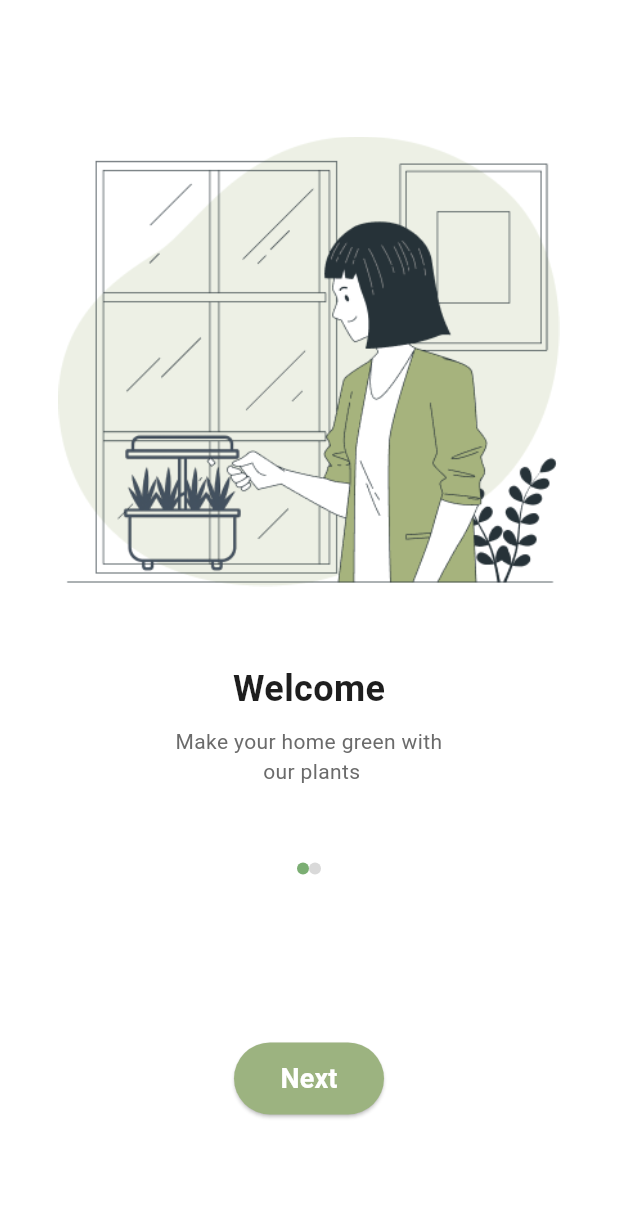
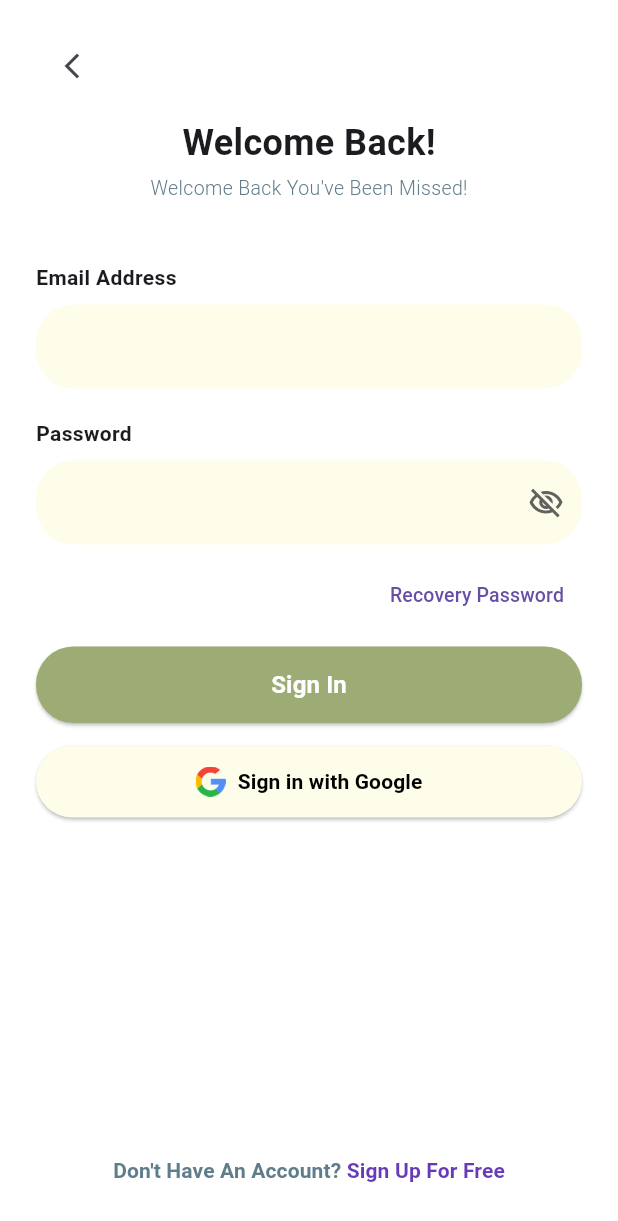
Before and after one commit to Shin-comsci/Growsistant, a Flutter app: the screen it shows after launch, on a phone screen of 412 x 824 dp. Shown: the top 1221 px of the screen. Run offline on Flutter 3.47's test engine with Material 3 defaults, Android fonts, the phone set to English and light mode, and no system bars; our stand-ins replace firebase_auth; missing offline and left inert: mobile_scanner, mqtt_client; accounts and stored records are empty; Roboto replaces fonts that are missing (Poppins).

Commit message:
Create Login page

```diff
--- a/lib/main.dart
+++ b/lib/main.dart
@@ -1,4 +1,5 @@
 import 'package:flutter/material.dart';
+import 'pages/login_page.dart';
 import 'pages/home_page.dart';
 import 'pages/water_page.dart';
 import 'pages/lightning_page.dart';
@@ -26,7 +27,9 @@ class SmartGardenApp extends StatelessWidget{
       ),
       initialRoute: '/',
       routes: {
-        '/': (context) => const on_Boarding(),
+        // '/': (context) => const on_Boarding(),
+        '/': (context) => const LoginPage(),
+        '/on_boarding': (context) => const on_Boarding(),
         '/scan': (context) => const ScanBarcodePage(),
         '/home': (context) => const HomePage(),
         '/water': (context) => const WaterPage(),
--- /dev/null
+++ b/lib/pages/login_page.dart
@@ -0,0 +1,226 @@
+import 'package:flutter/material.dart';
+//import 'package:google_fonts/google_fonts.dart';
+
+class LoginPage extends StatefulWidget {
+  const LoginPage({super.key});
+
+  @override
+  State<LoginPage> createState() => _LoginPageState();
+}
+
+class _LoginPageState extends State<LoginPage> {
+  bool _obscurePassword = true;
+
+  @override
+  Widget build(BuildContext context) {
+    return Scaffold(
+      backgroundColor: Colors.white,
+      body: SafeArea(
+        child: Padding(
+          padding: const EdgeInsets.symmetric(horizontal: 24, vertical: 20),
+          child: Column(
+            crossAxisAlignment: CrossAxisAlignment.start,
+            children: [
+              // Back button
+              IconButton(
+                icon: const Icon(Icons.arrow_back_ios_new, size: 20),
+                onPressed: () {},
+              ),
+
+              const SizedBox(height: 10),
+
+              // Title
+              Center(
+                child: Column(
+                  children: [
+                    Text(
+                      'Welcome Back!',
+                      style: TextStyle(
+                          fontSize: 24,
+                          fontWeight: FontWeight.bold
+                      ),
+                    ),
+                    const SizedBox(height: 4),
+                    Text(
+                      "Welcome Back You've Been Missed!",
+                      style: TextStyle(
+                          fontSize: 13,
+                          fontWeight: FontWeight.w300,
+                          color: Colors.blueGrey
+                      ),
+                      // style: GoogleFonts.poppins(
+                      //   fontSize: 13,
+                      //   color: Colors.grey[600],
+                      // ),
+                    ),
+                  ],
+                ),
+              ),
+
+              const SizedBox(height: 40),
+
+              // Email
+              Text(
+                'Email Address',
+                style: TextStyle(
+                  fontSize: 14,
+                  fontWeight: FontWeight.bold
+                ),
+                // style: GoogleFonts.poppins(
+                //   fontSize: 14,
+                //   fontWeight: FontWeight.w500,
+                //   color: Colors.grey[800],
+                // ),
+              ),
+              const SizedBox(height: 8),
+              TextField(
+                keyboardType: TextInputType.emailAddress,
+                decoration: InputDecoration(
+                  filled: true,
+                  fillColor: const Color(0xFFFDFDE9),
+                  border: OutlineInputBorder(
+                    borderRadius: BorderRadius.circular(25),
+                    borderSide: BorderSide.none,
+                  ),
+                ),
+              ),
+
+              const SizedBox(height: 20),
+
+              // Password
+              Text(
+                'Password',
+                style: TextStyle(
+                    fontSize: 14,
+                    fontWeight: FontWeight.bold
+                ),
+              ),
+              const SizedBox(height: 8),
+              TextField(
+                obscureText: _obscurePassword,
+                decoration: InputDecoration(
+                  filled: true,
+                  fillColor: const Color(0xFFFDFDE9),
+                  suffixIcon: IconButton(
+                    icon: Icon(
+                      _obscurePassword
+                          ? Icons.visibility_off_outlined
+                          : Icons.visibility_outlined,
+                      color: Colors.grey[700],
+                    ),
+                    onPressed: () {
+                      setState(() {
+                        _obscurePassword = !_obscurePassword;
+                      });
+                    },
+                  ),
+                  border: OutlineInputBorder(
+                    borderRadius: BorderRadius.circular(25),
+                    borderSide: BorderSide.none,
+                  ),
+                ),
+              ),
+
+              const SizedBox(height: 10),
+              Align(
+                alignment: Alignment.centerRight,
+                child: TextButton(
+                  onPressed: () {},
+                  child: Text(
+                    "Recovery Password",
+                    style: TextStyle(
+                      fontSize: 13
+                    ),
+                  ),
+                ),
+              ),
+
+              const SizedBox(height: 10),
+
+              // Sign In button
+              SizedBox(
+                width: double.infinity,
+                child: ElevatedButton(
+                  style: ElevatedButton.styleFrom(
+                    backgroundColor: const Color(0xFF9CAC74),
+                    shape: RoundedRectangleBorder(
+                      borderRadius: BorderRadius.circular(25),
+                    ),
+                    padding: const EdgeInsets.symmetric(vertical: 14),
+                  ),
+                  onPressed: () {
+                    Navigator.pushNamed(context, '/on_boarding');
+                  },
+                  child: Text(
+                    "Sign In",
+                    style: TextStyle(
+                      fontSize: 16,
+                      color: Colors.white,
+                      fontWeight: FontWeight.bold
+                    ),
+                  ),
+                ),
+              ),
+
+              const SizedBox(height: 15),
+
+              // Google Sign-in button
+              SizedBox(
+                width: double.infinity,
+                child: ElevatedButton.icon(
+                  style: ElevatedButton.styleFrom(
+                    backgroundColor: const Color(0xFFFDFDE9),
+                    shape: RoundedRectangleBorder(
+                      borderRadius: BorderRadius.circular(25),
+                    ),
+                    padding: const EdgeInsets.symmetric(vertical: 14),
+                  ),
+                  onPressed: () {},
+                  icon: Image.asset(
+                    'assets/icons/google.png',
+                    height: 20,
+                  ),
+                  label: Text(
+                    "Sign in with Google",
+                    style: TextStyle(
+                      fontSize: 14,
+                      color: Colors.black,
+                      fontWeight: FontWeight.bold
+                    ),
+                  ),
+                ),
+              ),
+
+              const Spacer(),
+
+              // Footer
+              Center(
+                child: TextButton(
+                  onPressed: () {},
+                  child: Text.rich(
+                    TextSpan(
+                      text: "Don't Have An Account? ",
+                      style: TextStyle(
+                        fontWeight: FontWeight.w600,
+                        color: Colors.blueGrey
+                      ),
+                      children: [
+                        TextSpan(
+                          text: "Sign Up For Free",
+                          style: TextStyle(
+                            fontWeight: FontWeight.bold,
+                            color: Colors.deepPurple
+                          )
+                        ),
+                      ],
+                    ),
+                  ),
+                ),
+              ),
+            ],
+          ),
+        ),
+      ),
+    );
+  }
+}
```
Also changed, not shown: assets/icons/google.png (added), pubspec.lock, 1 other file.
